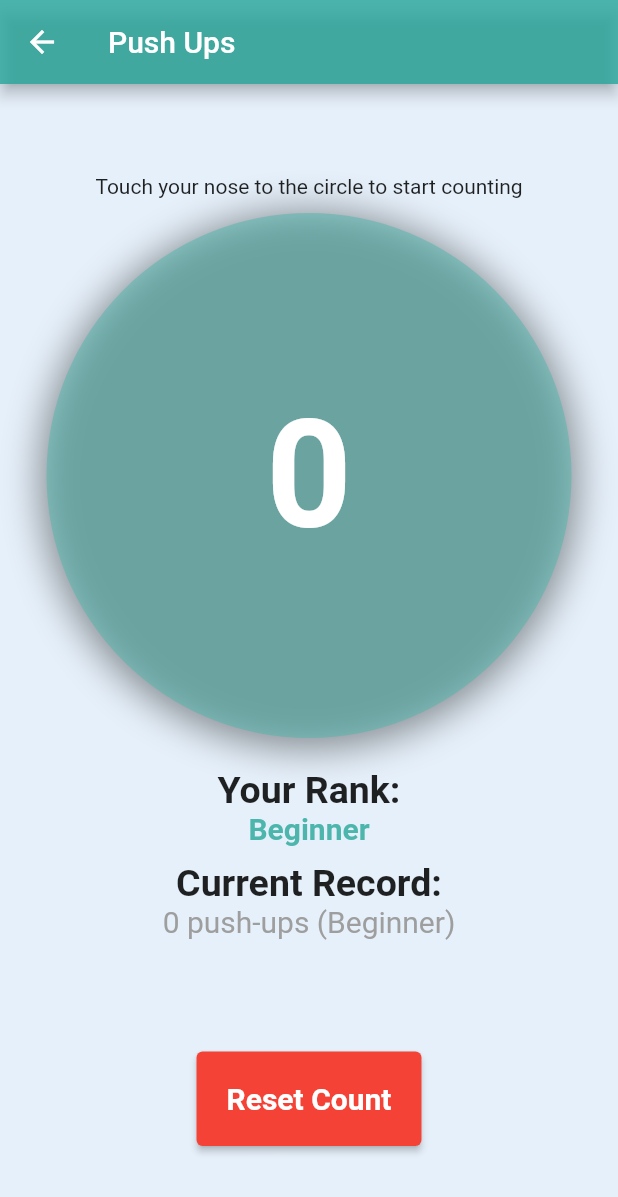
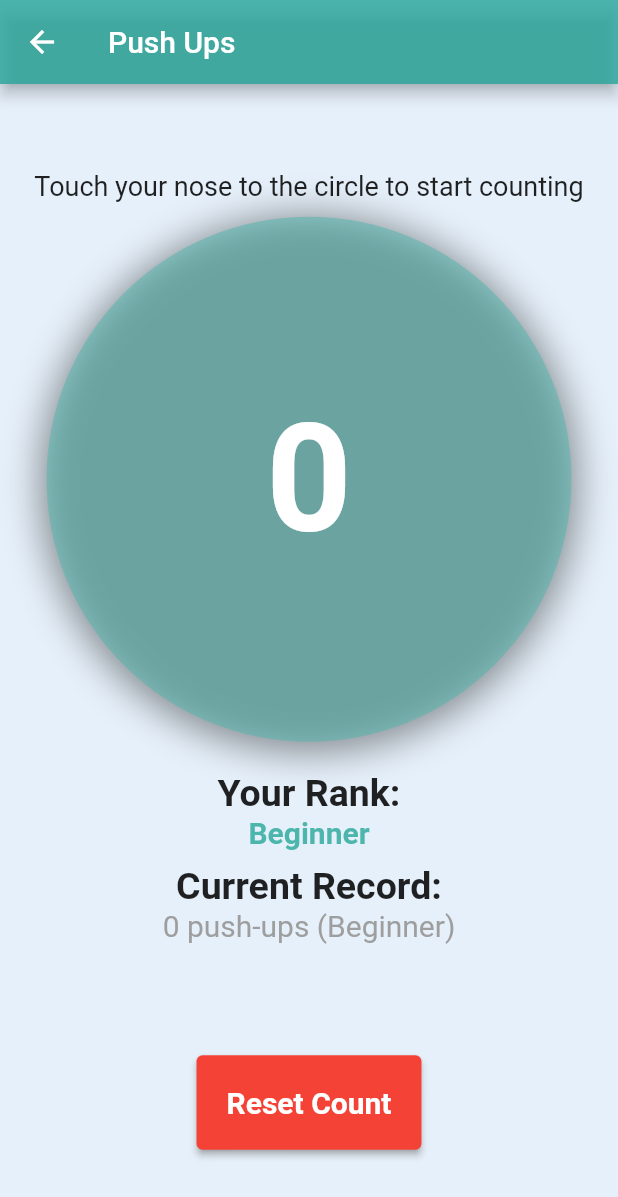
Before and after one commit to AhmedAlhashim/fitcore_trainer_app, a Flutter app: the PushUpsPage screen opened directly, on a phone screen of 412 x 824 dp. Shown: the top 1197 px of the screen. Run offline on Flutter 3.47's test engine with Material 2 defaults, Android fonts, the phone set to English and light mode, and no system bars; our stand-ins replace google_fonts.

Commit message:
reusable class

```diff
--- a/lib/exercise_data.dart
+++ b/lib/exercise_data.dart
@@ -30,6 +30,10 @@ List<Exercise> exercises = [
     title: 'Upcoming...',
     icon: Icons.upcoming_rounded,
     page: HomePage(),
+  ), Exercise(
+    title: 'Upcoming...',
+    icon: Icons.upcoming_rounded,
+    page: HomePage(),
   ),
 
   // Add more exercises here
--- a/lib/push_ups_page_view.dart
+++ b/lib/push_ups_page_view.dart
@@ -31,8 +31,13 @@ class PushUpsPageView extends StatelessWidget {
       child: Column(
         mainAxisAlignment: MainAxisAlignment.center,
         children: [
-          const Text("Touch your nose to the circle to start counting"),
-          SizedBox(height: 10,),
+          const Text(
+            "Touch your nose to the circle to start counting",
+            style: TextStyle(fontSize: 18),
+          ),
+          SizedBox(
+            height: 10,
+          ),
           GestureDetector(
             onTap: incrementPushUps,
             child: Container(
@@ -89,9 +94,8 @@ class PushUpsPageView extends StatelessWidget {
             onPressed: resetPushUps,
             child: Text('Reset Count'),
             style: ElevatedButton.styleFrom(
-
-              foregroundColor: Colors.white,
               backgroundColor: Colors.red,
+              shadowColor: Colors.grey,
               textStyle: TextStyle(fontWeight: FontWeight.bold, fontSize: 20),
               padding: EdgeInsets.symmetric(horizontal: 20, vertical: 20),
             ),
```
Also changed, not shown: 2 other files.
